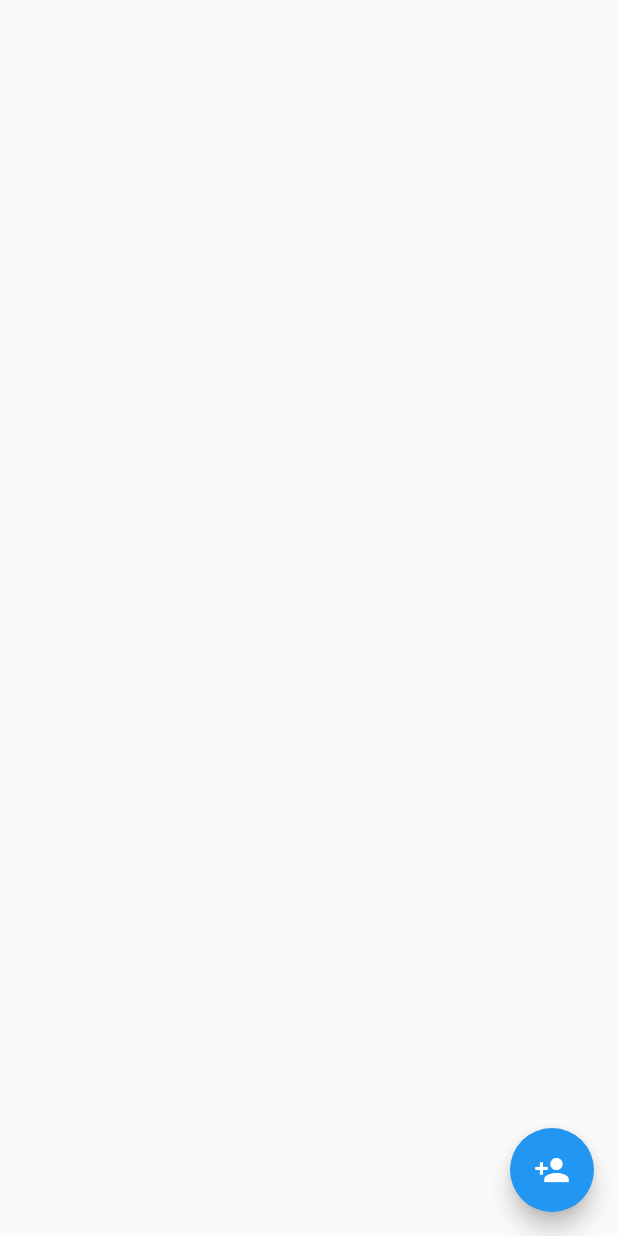
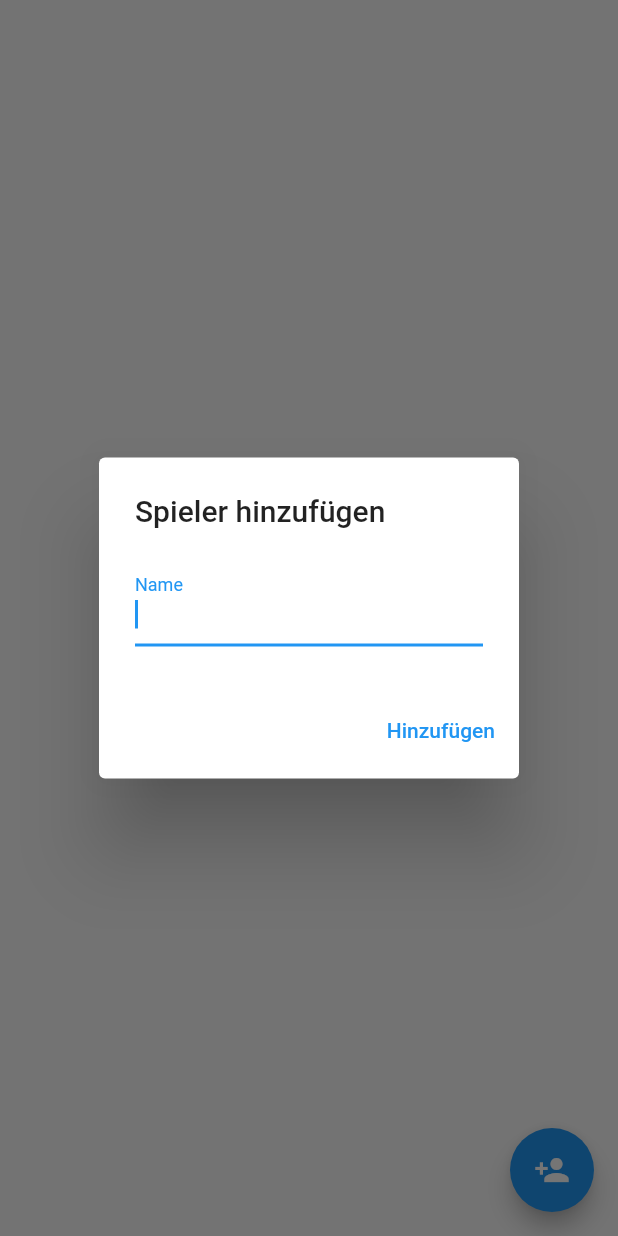
Before and after one commit to mathias-schulze/bowling-mobile-app, a Flutter app: the PlayerTab screen opened directly, after a tap on the "person add" icon, on a phone screen of 412 x 824 dp. Run offline on Flutter 3.47's test engine with Material 2 defaults, Android fonts, the phone set to English and light mode, and no system bars; drawn by our look-alikes of firebase_database; our stand-ins replace firebase_core; accounts and stored records are empty.

Commit message:
add new player

```diff
--- a/lib/data_service.dart
+++ b/lib/data_service.dart
@@ -29,26 +29,3 @@ class EventDao {
     return _eventRef;
   }
 }
-
-class Player {
-
-  final String name;
-
-  Player(this.name);
-
-  Player.fromJson(Map<dynamic, dynamic> json)
-      : name = json['name'] as String;
-
-  Map<dynamic, dynamic> toJson() => <dynamic, dynamic>{
-    'name': name,
-  };
-}
-
-class PlayerDao {
-
-  final Query _playerRef = database.ref().child('spieler').orderByChild("name");
-
-  Query getPlayerQuery() {
-    return _playerRef;
-  }
-}
--- a/lib/main.dart
+++ b/lib/main.dart
@@ -1,3 +1,4 @@
+import 'package:flutter/foundation.dart' show kIsWeb;
 import 'package:flutter/material.dart';
 import 'package:intl/intl.dart';
 import 'package:firebase_core/firebase_core.dart';
@@ -5,13 +6,16 @@
 import 'package:firebase_database/ui/firebase_animated_list.dart';
 import 'firebase_options.dart';
 import 'data_service.dart';
+import 'package:bowling_app/player.dart';
 
 void main() async {
   WidgetsFlutterBinding.ensureInitialized();
   await Firebase.initializeApp(
     options: DefaultFirebaseOptions.currentPlatform,
   );
-  FirebaseDatabase.instance.setPersistenceEnabled(true);
+  if (!kIsWeb) {
+    FirebaseDatabase.instance.setPersistenceEnabled(true);
+  }
   runApp(const MyApp());
 }
 
@@ -158,46 +162,3 @@
     );
   }
 }
-
-class PlayerTab extends StatefulWidget {
-  const PlayerTab({Key? key}) : super(key: key);
-
-  @override
-  State<StatefulWidget> createState() => _PlayerTabState();
-}
-
-class _PlayerTabState extends State<PlayerTab> {
-
-  late Query _playerRef;
-
-  @override
-  void initState() {
-    super.initState();
-    _playerRef = PlayerDao().getPlayerQuery();
-  }
-
-  @override
-  Widget build(BuildContext context) {
-
-    return Scaffold(
-      body: SizedBox(
-        height: double.infinity,
-        child: FirebaseAnimatedList(
-          query: _playerRef,
-          itemBuilder: (context, snapshot, animation, index) {
-            final json = snapshot.value as Map<dynamic, dynamic>;
-            final player = Player.fromJson(json);
-            return ListTile(
-              title: Text(player.name),
-            );
-          },
-        ),
-      ),
-      floatingActionButton: FloatingActionButton(
-        onPressed: () => () {},
-        tooltip: 'Spieler anlegen',
-        child: const Icon(Icons.person_add),
-      ),
-    );
-  }
-}
--- /dev/null
+++ b/lib/player.dart
@@ -0,0 +1,105 @@
+import 'package:firebase_database/firebase_database.dart';
+import 'package:firebase_database/ui/firebase_animated_list.dart';
+import 'package:flutter/material.dart';
+
+class PlayerTab extends StatefulWidget {
+  const PlayerTab({Key? key}) : super(key: key);
+
+  @override
+  State<StatefulWidget> createState() => _PlayerTabState();
+}
+
+class _PlayerTabState extends State<PlayerTab> {
+
+  late Query _playerQuery;
+  late DatabaseReference _playerRef;
+  late TextEditingController _controller;
+
+  @override
+  void initState() {
+    super.initState();
+    _playerRef = FirebaseDatabase.instance.ref().child('spieler');
+    _playerQuery = _playerRef.orderByChild("name");
+    _controller = TextEditingController();
+  }
+
+  @override
+  void dispose() {
+    _controller.dispose();
+    super.dispose();
+  }
+
+  @override
+  Widget build(BuildContext context) {
+    return Scaffold(
+      body: SizedBox(
+        height: double.infinity,
+        child: FirebaseAnimatedList(
+          query: _playerQuery,
+          itemBuilder: (context, snapshot, animation, index) {
+            final json = snapshot.value as Map<dynamic, dynamic>;
+            final player = _Player.fromJson(json);
+            return ListTile(
+              title: Text(player._name),
+            );
+          },
+        ),
+      ),
+      floatingActionButton: FloatingActionButton(
+        onPressed: () async {
+          final name = await _showAddPlayerDialog();
+          addPlayer(name);
+        },
+        tooltip: 'Spieler anlegen',
+        child: const Icon(Icons.person_add),
+      ),
+    );
+  }
+
+  Future<String?> _showAddPlayerDialog() => showDialog<String>(
+    context: context,
+    builder: (context) => AlertDialog(
+      title: const Text("Spieler hinzufügen"),
+      content: TextField(
+        autofocus: true,
+        decoration: const InputDecoration(label: Text("Name")),
+        controller: _controller,
+        onSubmitted: (_) => _closeAddPlayerDialog(),
+      ),
+      actions: [
+        TextButton(
+          child: const Text("Hinzufügen"),
+          onPressed: _closeAddPlayerDialog,
+        )
+      ],
+    ),
+  );
+
+  void _closeAddPlayerDialog() {
+    Navigator.of(context).pop(_controller.text);
+    _controller.clear();
+  }
+
+  void addPlayer(String? name) {
+
+    if (name == null || name.isEmpty) {
+      return;
+    }
+
+    _playerRef.push().set(_Player(name).toJson());
+  }
+}
+
+class _Player {
+
+  final String _name;
+
+  _Player(this._name);
+
+  _Player.fromJson(Map<dynamic, dynamic> json)
+      : _name = json['name'] as String;
+
+  Map<dynamic, dynamic> toJson() => <dynamic, dynamic>{
+    'name': _name,
+  };
+}
```
